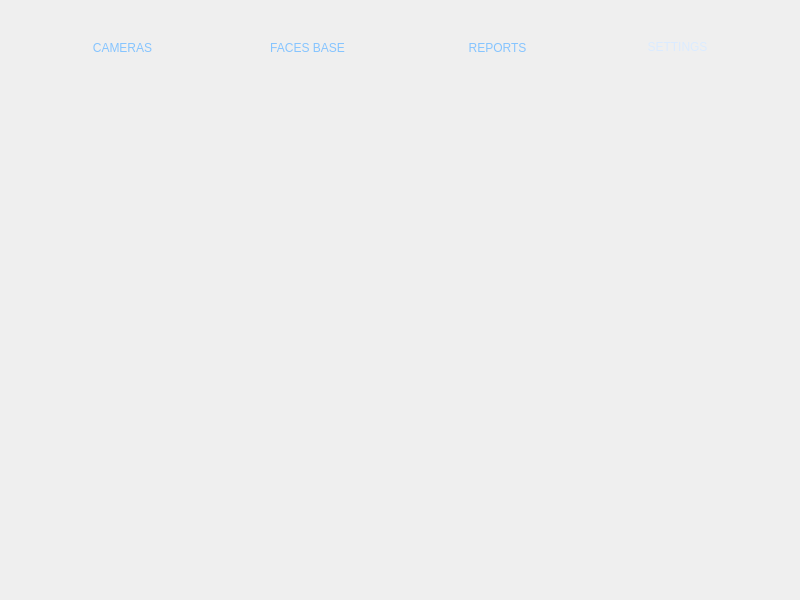
Above: LeonCam/MainApp.ui from kazimierczak-robert/LeonCam before the change. Below: the same form after it.
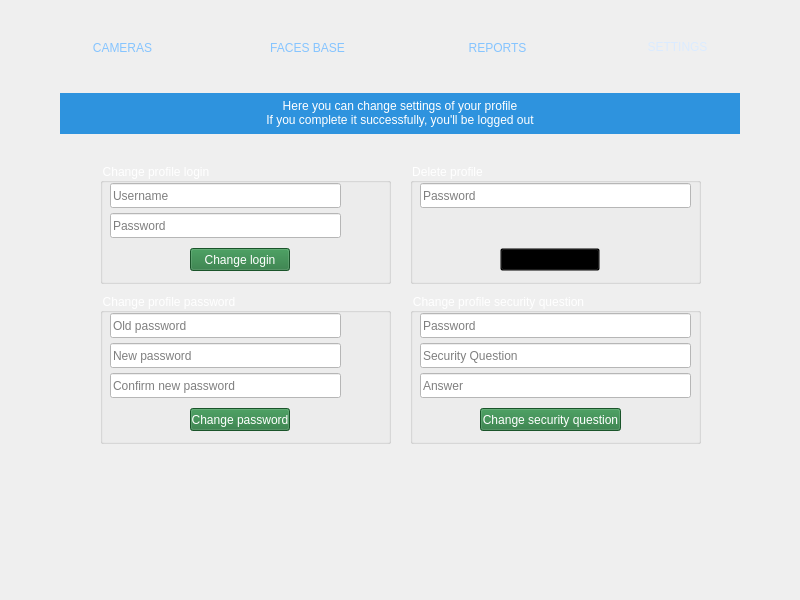
That is the form after the change. The open tabs and pages were chosen to show the change. Icons and pictures are not drawn.

Commit message: Szkielet settings

Diff of the .ui file:
```diff
--- a/LeonCam/MainApp.ui
+++ b/LeonCam/MainApp.ui
@@ -791,6 +791,452 @@
      <attribute name="title">
       <string>SETTINGS</string>
      </attribute>
+     <widget class="QGroupBox" name="GBChangePassword">
+      <property name="geometry">
+       <rect>
+        <x>70</x>
+        <y>230</y>
+        <width>291</width>
+        <height>151</height>
+       </rect>
+      </property>
+      <property name="styleSheet">
+       <string notr="true">#GBChangePassword{color: rgb(255, 255, 255);}</string>
+      </property>
+      <property name="title">
+       <string>Change profile password</string>
+      </property>
+      <widget class="QLineEdit" name="LEChangePasswordOldPassword">
+       <property name="geometry">
+        <rect>
+         <x>10</x>
+         <y>20</y>
+         <width>231</width>
+         <height>25</height>
+        </rect>
+       </property>
+       <property name="styleSheet">
+        <string notr="true">background-color: rgb(255, 255, 255);
+</string>
+       </property>
+       <property name="text">
+        <string/>
+       </property>
+       <property name="maxLength">
+        <number>127</number>
+       </property>
+       <property name="echoMode">
+        <enum>QLineEdit::Password</enum>
+       </property>
+       <property name="placeholderText">
+        <string>Old password</string>
+       </property>
+      </widget>
+      <widget class="QLineEdit" name="LEChangePasswordPassword">
+       <property name="geometry">
+        <rect>
+         <x>10</x>
+         <y>50</y>
+         <width>231</width>
+         <height>25</height>
+        </rect>
+       </property>
+       <property name="styleSheet">
+        <string notr="true">background-color: rgb(255, 255, 255);
+</string>
+       </property>
+       <property name="text">
+        <string/>
+       </property>
+       <property name="maxLength">
+        <number>127</number>
+       </property>
+       <property name="echoMode">
+        <enum>QLineEdit::Password</enum>
+       </property>
+       <property name="placeholderText">
+        <string>New password</string>
+       </property>
+      </widget>
+      <widget class="QLineEdit" name="LEChangePasswordConfPass">
+       <property name="geometry">
+        <rect>
+         <x>10</x>
+         <y>80</y>
+         <width>231</width>
+         <height>25</height>
+        </rect>
+       </property>
+       <property name="styleSheet">
+        <string notr="true">background-color: rgb(255, 255, 255);
+</string>
+       </property>
+       <property name="maxLength">
+        <number>127</number>
+       </property>
+       <property name="echoMode">
+        <enum>QLineEdit::Password</enum>
+       </property>
+       <property name="placeholderText">
+        <string>Confirm new password</string>
+       </property>
+      </widget>
+      <widget class="QLabel" name="LTipPass">
+       <property name="geometry">
+        <rect>
+         <x>250</x>
+         <y>50</y>
+         <width>31</width>
+         <height>31</height>
+        </rect>
+       </property>
+       <property name="toolTip">
+        <string>&lt;html&gt;&lt;head/&gt;&lt;body&gt;
+&lt;span style=&quot;font-weight:600;&quot;&gt;Requirements:&lt;/span&gt;
+&lt;ul style=&quot;margin-top:0px;&quot;&gt;
+&lt;li style=&quot;margin-left:-30px;&quot;&gt;minimum 8 characters&lt;/li&gt;
+&lt;li style=&quot;margin-left:-30px;&quot;&gt;minimum 1 digit&lt;/li&gt;
+&lt;li style=&quot;margin-left:-30px;&quot;&gt;minimum 1 capital letter&lt;/li&gt;
+&lt;li style=&quot;margin-left:-30px;&quot;&gt;minimum lowercase&lt;/li&gt;
+&lt;/ul&gt;
+&lt;/body&gt;
+&lt;/html&gt;</string>
+       </property>
+       <property name="styleSheet">
+        <string notr="true">#LTipPass{background-image: url(:/Resources/Images/bulb.png);}
+#LTipPass:hover{background-image: url(:/Resources/Images/bulbHover.png);}</string>
+       </property>
+       <property name="text">
+        <string/>
+       </property>
+      </widget>
+      <widget class="QPushButton" name="PBChangePassword">
+       <property name="geometry">
+        <rect>
+         <x>90</x>
+         <y>115</y>
+         <width>100</width>
+         <height>23</height>
+        </rect>
+       </property>
+       <property name="styleSheet">
+        <string notr="true">#PBChangePassword{
+color: rgb(255, 255, 255);
+background-color:rgb(36, 118, 59)}
+#PBChangePassword:hover
+{
+background-color: rgb(39, 129, 63);
+}</string>
+       </property>
+       <property name="text">
+        <string>Change password</string>
+       </property>
+       <property name="autoDefault">
+        <bool>true</bool>
+       </property>
+      </widget>
+     </widget>
+     <widget class="QGroupBox" name="GBChangeLogin">
+      <property name="geometry">
+       <rect>
+        <x>70</x>
+        <y>100</y>
+        <width>291</width>
+        <height>121</height>
+       </rect>
+      </property>
+      <property name="styleSheet">
+       <string notr="true">#GBChangeLogin{color: rgb(255, 255, 255);}</string>
+      </property>
+      <property name="title">
+       <string>Change profile login</string>
+      </property>
+      <widget class="QLineEdit" name="LEChangeLoginPassword">
+       <property name="geometry">
+        <rect>
+         <x>10</x>
+         <y>50</y>
+         <width>231</width>
+         <height>25</height>
+        </rect>
+       </property>
+       <property name="styleSheet">
+        <string notr="true">background-color: rgb(255, 255, 255);
+</string>
+       </property>
+       <property name="text">
+        <string/>
+       </property>
+       <property name="maxLength">
+        <number>127</number>
+       </property>
+       <property name="echoMode">
+        <enum>QLineEdit::Password</enum>
+       </property>
+       <property name="placeholderText">
+        <string>Password</string>
+       </property>
+      </widget>
+      <widget class="QLineEdit" name="LEChangeLoginUsername">
+       <property name="geometry">
+        <rect>
+         <x>10</x>
+         <y>20</y>
+         <width>231</width>
+         <height>25</height>
+        </rect>
+       </property>
+       <property name="styleSheet">
+        <string notr="true">background-color: rgb(255, 255, 255);
+</string>
+       </property>
+       <property name="text">
+        <string/>
+       </property>
+       <property name="maxLength">
+        <number>50</number>
+       </property>
+       <property name="placeholderText">
+        <string>Username</string>
+       </property>
+      </widget>
+      <widget class="QPushButton" name="PBChangeLogin">
+       <property name="geometry">
+        <rect>
+         <x>90</x>
+         <y>85</y>
+         <width>100</width>
+         <height>23</height>
+        </rect>
+       </property>
+       <property name="styleSheet">
+        <string notr="true">#PBChangeLogin{
+color: rgb(255, 255, 255);
+background-color:rgb(36, 118, 59)}
+#PBChangeLogin:hover
+{
+background-color: rgb(39, 129, 63);
+}</string>
+       </property>
+       <property name="text">
+        <string>Change login</string>
+       </property>
+       <property name="autoDefault">
+        <bool>true</bool>
+       </property>
+      </widget>
+      <widget class="QLabel" name="LTipLogin">
+       <property name="geometry">
+        <rect>
+         <x>250</x>
+         <y>20</y>
+         <width>31</width>
+         <height>31</height>
+        </rect>
+       </property>
+       <property name="toolTip">
+        <string>&lt;html&gt;&lt;head/&gt;&lt;body&gt;&lt;p&gt;&lt;span style=&quot; font-weight:600;&quot;&gt;Username&lt;/span&gt; has &lt;span style=&quot; font-weight:600;&quot;&gt;50&lt;/span&gt; letters up limit&lt;/p&gt;&lt;/body&gt;&lt;/html&gt;</string>
+       </property>
+       <property name="styleSheet">
+        <string notr="true">#LTipLogin{background-image: url(:/Resources/Images/bulb.png);}
+#LTipLogin:hover{background-image: url(:/Resources/Images/bulbHover.png);}</string>
+       </property>
+       <property name="text">
+        <string/>
+       </property>
+      </widget>
+     </widget>
+     <widget class="QGroupBox" name="GBChangeSecQuestion">
+      <property name="geometry">
+       <rect>
+        <x>380</x>
+        <y>230</y>
+        <width>291</width>
+        <height>151</height>
+       </rect>
+      </property>
+      <property name="styleSheet">
+       <string notr="true">#GBChangeSecQuestion{color: rgb(255, 255, 255);}</string>
+      </property>
+      <property name="title">
+       <string>Change profile security question</string>
+      </property>
+      <widget class="QLineEdit" name="LEChangeSecQuestionSecQuest">
+       <property name="geometry">
+        <rect>
+         <x>10</x>
+         <y>50</y>
+         <width>271</width>
+         <height>25</height>
+        </rect>
+       </property>
+       <property name="styleSheet">
+        <string notr="true">background-color: rgb(255, 255, 255);
+</string>
+       </property>
+       <property name="text">
+        <string/>
+       </property>
+       <property name="placeholderText">
+        <string>Security Question</string>
+       </property>
+      </widget>
+      <widget class="QLineEdit" name="LEChangeSecQuestionNewAnswer">
+       <property name="geometry">
+        <rect>
+         <x>10</x>
+         <y>80</y>
+         <width>271</width>
+         <height>25</height>
+        </rect>
+       </property>
+       <property name="styleSheet">
+        <string notr="true">background-color: rgb(255, 255, 255);
+</string>
+       </property>
+       <property name="text">
+        <string/>
+       </property>
+       <property name="placeholderText">
+        <string>Answer</string>
+       </property>
+      </widget>
+      <widget class="QPushButton" name="PBChangeSecQuestion">
+       <property name="geometry">
+        <rect>
+         <x>70</x>
+         <y>115</y>
+         <width>141</width>
+         <height>23</height>
+        </rect>
+       </property>
+       <property name="styleSheet">
+        <string notr="true">#PBChangeSecQuestion{
+color: rgb(255, 255, 255);
+background-color:rgb(36, 118, 59)}
+#PBChangeSecQuestion:hover
+{
+background-color: rgb(39, 129, 63);
+}</string>
+       </property>
+       <property name="text">
+        <string>Change security question</string>
+       </property>
+       <property name="autoDefault">
+        <bool>true</bool>
+       </property>
+      </widget>
+      <widget class="QLineEdit" name="LEChangeSecQuestionPassword">
+       <property name="geometry">
+        <rect>
+         <x>10</x>
+         <y>20</y>
+         <width>271</width>
+         <height>25</height>
+        </rect>
+       </property>
+       <property name="styleSheet">
+        <string notr="true">background-color: rgb(255, 255, 255);
+</string>
+       </property>
+       <property name="text">
+        <string/>
+       </property>
+       <property name="maxLength">
+        <number>127</number>
+       </property>
+       <property name="echoMode">
+        <enum>QLineEdit::Password</enum>
+       </property>
+       <property name="placeholderText">
+        <string>Password</string>
+       </property>
+      </widget>
+     </widget>
+     <widget class="QGroupBox" name="GBDeleteProfile">
+      <property name="geometry">
+       <rect>
+        <x>380</x>
+        <y>100</y>
+        <width>291</width>
+        <height>121</height>
+       </rect>
+      </property>
+      <property name="styleSheet">
+       <string notr="true">#GBDeleteProfile{color: rgb(255, 255, 255);}</string>
+      </property>
+      <property name="title">
+       <string>Delete profile</string>
+      </property>
+      <widget class="QLineEdit" name="LEDeleteProfilePassword">
+       <property name="geometry">
+        <rect>
+         <x>10</x>
+         <y>20</y>
+         <width>271</width>
+         <height>25</height>
+        </rect>
+       </property>
+       <property name="styleSheet">
+        <string notr="true">background-color: rgb(255, 255, 255);
+</string>
+       </property>
+       <property name="text">
+        <string/>
+       </property>
+       <property name="maxLength">
+        <number>127</number>
+       </property>
+       <property name="echoMode">
+        <enum>QLineEdit::Password</enum>
+       </property>
+       <property name="placeholderText">
+        <string>Password</string>
+       </property>
+      </widget>
+      <widget class="QPushButton" name="PBDeleteProfile">
+       <property name="geometry">
+        <rect>
+         <x>90</x>
+         <y>85</y>
+         <width>100</width>
+         <height>23</height>
+        </rect>
+       </property>
+       <property name="styleSheet">
+        <string notr="true">#PBDeleteProfile{
+color: rgb(255, 255, 255);
+background-color:rgb(36, 118, 59)}
+#PBDeleteProfile:hover
+{
+background-color: rgb(39, 129, 63);
+}</string>
+       </property>
+       <property name="text">
+        <string>Delete profile</string>
+       </property>
+       <property name="autoDefault">
+        <bool>true</bool>
+       </property>
+      </widget>
+     </widget>
+     <widget class="QLabel" name="LSettingsHelp">
+      <property name="geometry">
+       <rect>
+        <x>30</x>
+        <y>30</y>
+        <width>680</width>
+        <height>41</height>
+       </rect>
+      </property>
+      <property name="styleSheet">
+       <string notr="true">color: rgb(255, 255, 255);
+background-color: rgb(46, 147, 222);</string>
+      </property>
+      <property name="text">
+       <string>&lt;html&gt;&lt;head/&gt;&lt;body&gt;&lt;p align=&quot;center&quot;&gt;Here you can change settings of your profile&lt;br/&gt;If you complete it successfully, you'll be logged out&lt;/p&gt;&lt;/body&gt;&lt;/html&gt;</string>
+      </property>
+     </widget>
     </widget>
    </widget>
    <widget class="QPushButton" name="PBLogout">
```
Left out of the diff: 2 changed lines with no effect on the pictures. The commit also changes 3 other files.
